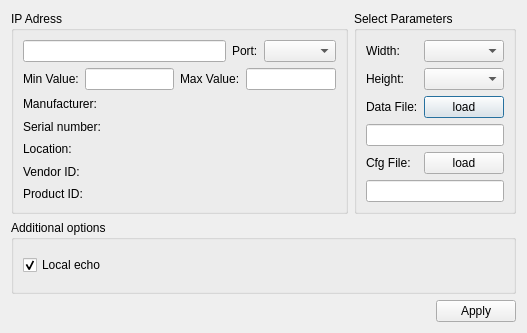
Old version of the form settingsdialog.ui in the repository sunbibei/visualizer.
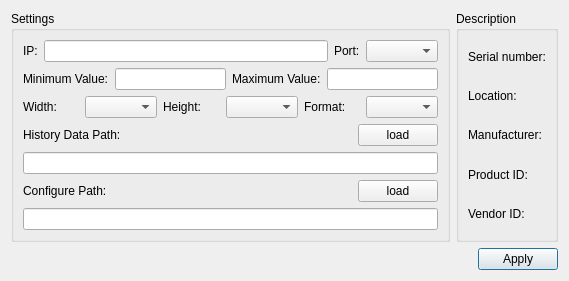
New version of the form.

```diff
--- a/settingsdialog.ui
+++ b/settingsdialog.ui
@@ -6,8 +6,8 @@
    <rect>
     <x>0</x>
     <y>0</y>
-    <width>527</width>
-    <height>333</height>
+    <width>569</width>
+    <height>278</height>
    </rect>
   </property>
   <property name="sizePolicy">
@@ -20,42 +20,45 @@
    <string>Settings</string>
   </property>
   <layout class="QGridLayout" name="gridLayout_3">
+   <item row="1" column="0" colspan="2">
+    <layout class="QHBoxLayout" name="horizontalLayout">
+     <item>
+      <spacer name="horizontalSpacer">
+       <property name="orientation">
+        <enum>Qt::Horizontal</enum>
+       </property>
+       <property name="sizeHint" stdset="0">
+        <size>
+         <width>96</width>
+         <height>20</height>
+        </size>
+       </property>
+      </spacer>
+     </item>
+     <item>
+      <widget class="QPushButton" name="applyButton">
+       <property name="text">
+        <string>Apply</string>
+       </property>
+      </widget>
+     </item>
+    </layout>
+   </item>
    <item row="0" column="0">
     <widget class="QGroupBox" name="selectBox">
      <property name="title">
-      <string>IP Adress</string>
+      <string>Settings</string>
      </property>
      <layout class="QGridLayout" name="gridLayout">
-      <item row="3" column="0">
-       <widget class="QLabel" name="manufacturerLabel">
-        <property name="text">
-         <string>Manufacturer:</string>
-        </property>
-       </widget>
-      </item>
-      <item row="6" column="0">
-       <widget class="QLabel" name="vidLabel">
-        <property name="text">
-         <string>Vendor ID:</string>
-        </property>
-       </widget>
-      </item>
-      <item row="5" column="0">
-       <widget class="QLabel" name="locationLabel">
-        <property name="text">
-         <string>Location:</string>
-        </property>
-       </widget>
-      </item>
-      <item row="4" column="0">
-       <widget class="QLabel" name="serialNumberLabel">
-        <property name="text">
-         <string>Serial number:</string>
-        </property>
-       </widget>
-      </item>
       <item row="1" column="0">
        <layout class="QHBoxLayout" name="horizontalLayout_2">
+        <item>
+         <widget class="QLabel" name="label_5">
+          <property name="text">
+           <string>IP:</string>
+          </property>
+         </widget>
+        </item>
         <item>
          <widget class="QLineEdit" name="ipText"/>
         </item>
@@ -71,19 +74,12 @@
         </item>
        </layout>
       </item>
-      <item row="7" column="0">
-       <widget class="QLabel" name="pidLabel">
-        <property name="text">
-         <string>Product ID:</string>
-        </property>
-       </widget>
-      </item>
       <item row="2" column="0">
        <layout class="QHBoxLayout" name="horizontalLayout_5">
         <item>
          <widget class="QLabel" name="label_4">
           <property name="text">
-           <string>Min Value:</string>
+           <string>Minimum Value:</string>
           </property>
          </widget>
         </item>
@@ -93,7 +89,7 @@
         <item>
          <widget class="QLabel" name="label_3">
           <property name="text">
-           <string>Max Value:</string>
+           <string>Maximum Value:</string>
           </property>
          </widget>
         </item>
@@ -102,109 +98,149 @@
         </item>
        </layout>
       </item>
+      <item row="7" column="0">
+       <widget class="QLineEdit" name="datapath"/>
+      </item>
+      <item row="3" column="0">
+       <layout class="QHBoxLayout" name="horizontalLayout_3">
+        <item>
+         <widget class="QLabel" name="heightLabel">
+          <property name="text">
+           <string>Width:</string>
+          </property>
+         </widget>
+        </item>
+        <item>
+         <widget class="QComboBox" name="widthBox"/>
+        </item>
+        <item>
+         <widget class="QLabel" name="widthLabel">
+          <property name="text">
+           <string>Height:</string>
+          </property>
+         </widget>
+        </item>
+        <item>
+         <widget class="QComboBox" name="heightBox"/>
+        </item>
+        <item>
+         <widget class="QLabel" name="label_6">
+          <property name="text">
+           <string>Format:</string>
+          </property>
+         </widget>
+        </item>
+        <item>
+         <widget class="QComboBox" name="formatBox"/>
+        </item>
+       </layout>
+      </item>
+      <item row="6" column="0">
+       <layout class="QHBoxLayout" name="horizontalLayout_4">
+        <item>
+         <widget class="QLabel" name="label">
+          <property name="text">
+           <string>History Data Path:</string>
+          </property>
+         </widget>
+        </item>
+        <item>
+         <spacer name="horizontalSpacer_2">
+          <property name="orientation">
+           <enum>Qt::Horizontal</enum>
+          </property>
+          <property name="sizeHint" stdset="0">
+           <size>
+            <width>40</width>
+            <height>20</height>
+           </size>
+          </property>
+         </spacer>
+        </item>
+        <item>
+         <widget class="QPushButton" name="btnDataLoad">
+          <property name="text">
+           <string>load</string>
+          </property>
+         </widget>
+        </item>
+       </layout>
+      </item>
+      <item row="8" column="0">
+       <layout class="QHBoxLayout" name="horizontalLayout_6">
+        <item>
+         <widget class="QLabel" name="label_2">
+          <property name="text">
+           <string>Configure Path:</string>
+          </property>
+         </widget>
+        </item>
+        <item>
+         <spacer name="horizontalSpacer_3">
+          <property name="orientation">
+           <enum>Qt::Horizontal</enum>
+          </property>
+          <property name="sizeHint" stdset="0">
+           <size>
+            <width>40</width>
+            <height>20</height>
+           </size>
+          </property>
+         </spacer>
+        </item>
+        <item>
+         <widget class="QPushButton" name="btnCfgLoad">
+          <property name="text">
+           <string>load</string>
+          </property>
+         </widget>
+        </item>
+       </layout>
+      </item>
+      <item row="10" column="0">
+       <widget class="QLineEdit" name="cfgpath"/>
+      </item>
      </layout>
     </widget>
    </item>
    <item row="0" column="1">
     <widget class="QGroupBox" name="parametersBox">
      <property name="title">
-      <string>Select Parameters</string>
+      <string>Description</string>
      </property>
      <layout class="QGridLayout" name="gridLayout_2">
-      <item row="3" column="0">
-       <widget class="QLabel" name="label">
+      <item row="7" column="0">
+       <widget class="QLabel" name="manufacturerLabel">
         <property name="text">
-         <string>Data File:</string>
+         <string>Manufacturer:</string>
         </property>
        </widget>
       </item>
-      <item row="1" column="1">
-       <widget class="QComboBox" name="widthBox"/>
-      </item>
-      <item row="3" column="1">
-       <widget class="QPushButton" name="btnDataLoad">
+      <item row="9" column="0">
+       <widget class="QLabel" name="vidLabel">
         <property name="text">
-         <string>load</string>
+         <string>Vendor ID:</string>
         </property>
        </widget>
       </item>
-      <item row="1" column="0">
-       <widget class="QLabel" name="widthLabel">
-        <property name="text">
-         <string>Width:</string>
-        </property>
-       </widget>
-      </item>
-      <item row="6" column="0" colspan="2">
-       <widget class="QLineEdit" name="cfgpath"/>
-      </item>
-      <item row="5" column="1">
-       <widget class="QPushButton" name="btnCfgLoad">
-        <property name="text">
-         <string>load</string>
-        </property>
-       </widget>
-      </item>
-      <item row="4" column="0" colspan="2">
-       <widget class="QLineEdit" name="datapath"/>
-      </item>
-      <item row="2" column="1">
-       <widget class="QComboBox" name="heightBox"/>
-      </item>
       <item row="5" column="0">
-       <widget class="QLabel" name="label_2">
+       <widget class="QLabel" name="serialNumberLabel">
         <property name="text">
-         <string>Cfg File:</string>
+         <string>Serial number:</string>
         </property>
        </widget>
       </item>
-      <item row="2" column="0">
-       <widget class="QLabel" name="heightLabel">
+      <item row="6" column="0">
+       <widget class="QLabel" name="locationLabel">
         <property name="text">
-         <string>Height:</string>
+         <string>Location:</string>
         </property>
        </widget>
       </item>
-     </layout>
-    </widget>
-   </item>
-   <item row="2" column="0" colspan="2">
-    <layout class="QHBoxLayout" name="horizontalLayout">
-     <item>
-      <spacer name="horizontalSpacer">
-       <property name="orientation">
-        <enum>Qt::Horizontal</enum>
-       </property>
-       <property name="sizeHint" stdset="0">
-        <size>
-         <width>96</width>
-         <height>20</height>
-        </size>
-       </property>
-      </spacer>
-     </item>
-     <item>
-      <widget class="QPushButton" name="applyButton">
-       <property name="text">
-        <string>Apply</string>
-       </property>
-      </widget>
-     </item>
-    </layout>
-   </item>
-   <item row="1" column="0" colspan="2">
-    <widget class="QGroupBox" name="additionalOptionsGroupBox">
-     <property name="title">
-      <string>Additional options</string>
-     </property>
-     <layout class="QVBoxLayout" name="verticalLayout">
-      <item>
-       <widget class="QCheckBox" name="localEchoCheckBox">
+      <item row="8" column="0">
+       <widget class="QLabel" name="pidLabel">
         <property name="text">
-         <string>Local echo</string>
-        </property>
-        <property name="checked">
-         <bool>true</bool>
+         <string>Product ID:</string>
         </property>
        </widget>
       </item>
```
